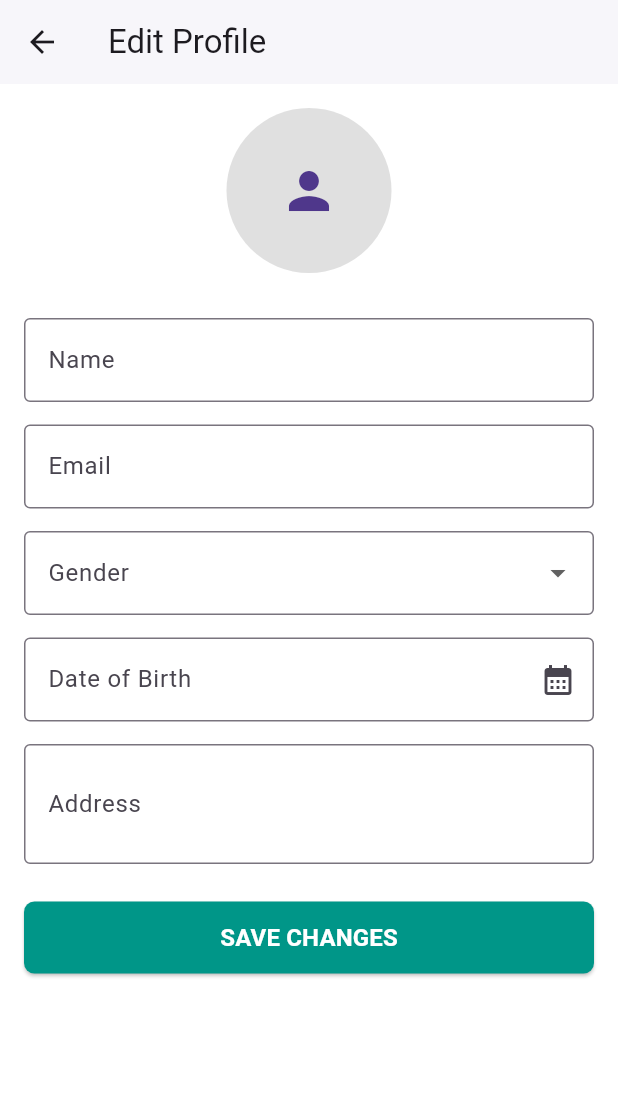
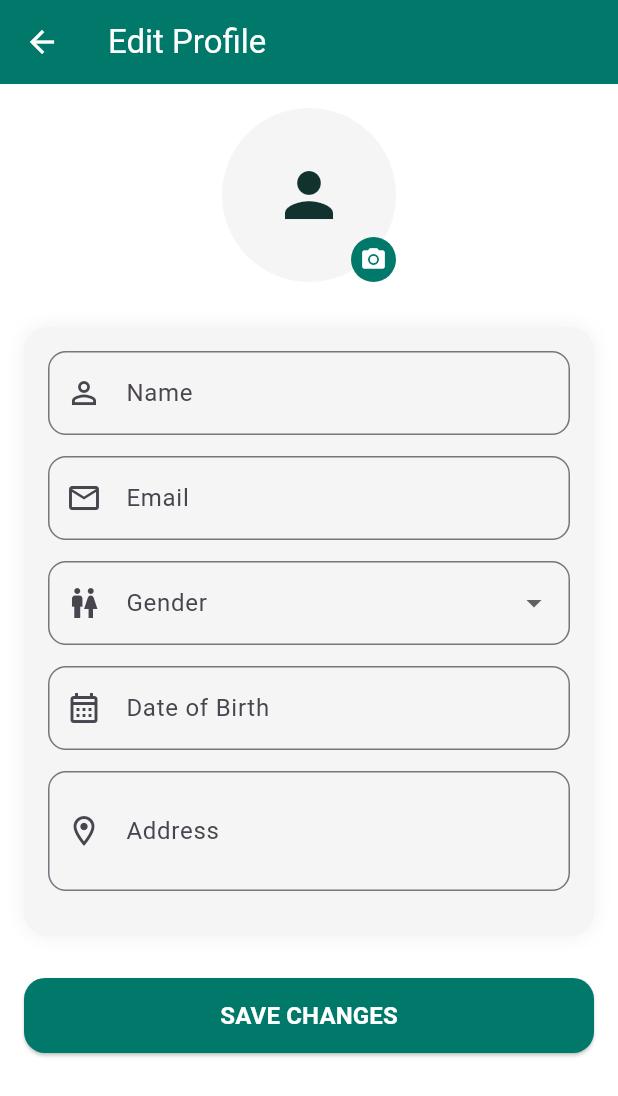
Before and after one commit to kaish02723/lifeline_healthcare_app, a Flutter app: the EditProfileScreen screen opened by its route, on a phone screen of 412 x 824 dp. Shown: the top 1096 px of the screen. Run offline on Flutter 3.47's test engine with Material 3 defaults, Android fonts, the phone set to English and light mode, and no system bars; our stand-ins replace cached_network_image, flutter_rating_bar, flutter_screenutil, google_fonts, image_picker, permission_handler and 4 more; missing offline and left inert: razorpay_flutter; accounts and stored records are empty; network calls fail.

Commit message:
update ui

```diff
--- a/lib/screens/user_profile/edit_profile_screen.dart
+++ b/lib/screens/user_profile/edit_profile_screen.dart
@@ -1,143 +1,181 @@
+import 'dart:io';
 import 'package:flutter/material.dart';
-import 'package:lifeline_healthcare_app/providers/user_detail/User_profile_provider.dart';
 import 'package:provider/provider.dart';
 
 import '../../config/color.dart';
+import '../../providers/user_detail/User_profile_provider.dart';
 
 class EditProfileScreen extends StatefulWidget {
   const EditProfileScreen({super.key});
 
   @override
-  _EditProfileScreenState createState() => _EditProfileScreenState();
+  State<EditProfileScreen> createState() => _EditProfileScreenState();
 }
 
 class _EditProfileScreenState extends State<EditProfileScreen> {
   @override
   Widget build(BuildContext context) {
-    var provider = Provider.of<UserProfileProvider>(context);
+    final provider = Provider.of<UserProfileProvider>(context);
+    final isDark = Theme.of(context).brightness == Brightness.dark;
+
     return Scaffold(
-      backgroundColor: Colors.white,
+      backgroundColor:
+      isDark ? AppColors.backgroundDark : AppColors.background,
+
       appBar: AppBar(
-        backgroundColor: Colors.white,
-        title: Text("Edit Profile"),
-        elevation: 1,
+        backgroundColor:
+        isDark ? AppColors.primaryDark : AppColors.primary,
+        foregroundColor: Colors.white,
+        title: const Text("Edit Profile"),
+        elevation: 0,
       ),
 
       body: SingleChildScrollView(
-        padding: EdgeInsets.all(16),
+        padding: const EdgeInsets.all(16),
+        child: Column(
+          children: [
 
-        child: Column(
-          crossAxisAlignment: CrossAxisAlignment.start,
+            /// 🔹 PROFILE IMAGE
+            GestureDetector(
+              onTap: provider.pickImage,
+              child: Stack(
+                alignment: Alignment.bottomRight,
                 children: [
-            // ------------------ PROFILE IMAGE ------------------
-            Center(
-              child: GestureDetector(
-                onTap: (){
-                  provider.pickImage();
-                },
-                child:CircleAvatar(
-                  radius: 55,
-                  backgroundColor: Colors.grey.shade300,
+                  CircleAvatar(
+                    radius: 58,
+                    backgroundColor:
+                    isDark ? AppColors.cardDark : AppColors.card,
                     backgroundImage:
                     provider.imageFile != null
                         ? FileImage(provider.imageFile!)
                         : (provider.user?.picture != null &&
                         provider.user!.picture!.isNotEmpty)
                         ? NetworkImage(provider.user!.picture!)
+                    as ImageProvider
                         : null,
-                  child: (provider.user?.picture == null || provider.user!.picture!.isEmpty)
-                      ? const Icon(Icons.person, size: 40)
+                    child: provider.imageFile == null &&
+                        (provider.user?.picture == null ||
+                            provider.user!.picture!.isEmpty)
+                        ? Icon(
+                      Icons.person,
+                      size: 48,
+                      color: isDark
+                          ? AppColors.iconDark
+                          : AppColors.icon,
+                    )
                         : null,
                   ),
-
+                  Container(
+                    padding: const EdgeInsets.all(6),
+                    decoration: const BoxDecoration(
+                      color: AppColors.primary,
+                      shape: BoxShape.circle,
+                    ),
+                    child: const Icon(
+                      Icons.camera_alt,
+                      size: 18,
+                      color: Colors.white,
+                    ),
+                  ),
+                ],
               ),
             ),
 
-            SizedBox(height: 30),
+            const SizedBox(height: 30),
 
+            /// 🔹 FORM CARD
+            Container(
+              padding: const EdgeInsets.all(16),
+              decoration: BoxDecoration(
+                color: isDark ? AppColors.cardDark : AppColors.card,
+                borderRadius: BorderRadius.circular(16),
+                boxShadow: [
+                  BoxShadow(
+                    blurRadius: 10,
+                    color: Colors.black.withOpacity(0.06),
+                  ),
+                ],
+              ),
+              child: Column(
+                children: [
 
-            // ------------------ NAME ------------------
-            TextField(
+                  _inputField(
                     controller: provider.nameController,
-              decoration: InputDecoration(
-                labelText: "Name",
-                border: OutlineInputBorder(),
-              ),
+                    label: "Name",
+                    icon: Icons.person_outline,
                   ),
 
-            SizedBox(height: 15),
-
-            // ------------------ EMAIL ------------------
-            TextField(
+                  _inputField(
                     controller: provider.emailController,
-              decoration: InputDecoration(
-                labelText: "Email",
-                border: OutlineInputBorder(),
-              ),
+                    label: "Email",
+                    icon: Icons.email_outlined,
                   ),
 
-            SizedBox(height: 15),
-
-            // ------------------ GENDER ------------------
                   DropdownButtonFormField<String>(
                     value: provider.updateGender,
                     decoration: InputDecoration(
                       labelText: "Gender",
-                border: OutlineInputBorder(),
+                      prefixIcon: const Icon(Icons.wc_outlined),
+                      border: OutlineInputBorder(
+                        borderRadius: BorderRadius.circular(12),
                       ),
-              items:
-              ["Male", "Female", "Other"]
-                  .map((g) => DropdownMenuItem(child: Text(g), value: g))
+                    ),
+                    items: ["Male", "Female", "Other"]
+                        .map(
+                          (g) => DropdownMenuItem(
+                        value: g,
+                        child: Text(g),
+                      ),
+                    )
                         .toList(),
                     onChanged: (value) {
-                setState(() {
                       provider.updateGender = value;
-                });
                     },
                   ),
 
-            SizedBox(height: 15),
+                  const SizedBox(height: 14),
 
-            // ------------------ DOB ------------------
                   TextField(
                     controller: provider.dobController,
                     readOnly: true,
                     decoration: InputDecoration(
                       labelText: "Date of Birth",
-                border: OutlineInputBorder(),
-                suffixIcon: Icon(Icons.calendar_month),
+                      prefixIcon:
+                      const Icon(Icons.calendar_month_outlined),
+                      border: OutlineInputBorder(
+                        borderRadius: BorderRadius.circular(12),
                       ),
-              onTap: () {
-                provider.selectDate(context);
-              },
+                    ),
+                    onTap: () => provider.selectDate(context),
                   ),
 
-            SizedBox(height: 15),
+                  const SizedBox(height: 14),
 
-            // ------------------ ADDRESS ------------------
-            TextField(
+                  _inputField(
                     controller: provider.addressController,
+                    label: "Address",
+                    icon: Icons.location_on_outlined,
                     maxLines: 2,
-              decoration: InputDecoration(
-                labelText: "Address",
-                border: OutlineInputBorder(),
+                  ),
+                ],
               ),
             ),
 
-            SizedBox(height: 25),
+            const SizedBox(height: 28),
 
+            /// 🔹 SAVE BUTTON
             SizedBox(
               width: double.infinity,
-              child:ElevatedButton(
+              child: ElevatedButton(
                 style: ElevatedButton.styleFrom(
-                  backgroundColor: Colors.teal,
+                  backgroundColor:
+                  isDark ? AppColors.primaryDark : AppColors.primary,
                   foregroundColor: Colors.white,
+                  minimumSize: const Size(double.infinity, 50),
                   shape: RoundedRectangleBorder(
-                    borderRadius: BorderRadius.circular(7),
+                    borderRadius: BorderRadius.circular(14),
                   ),
-                  minimumSize: const Size(double.infinity, 48),
                 ),
-
                 onPressed: provider.isLoading
                     ? null
                     : () async {
@@ -150,11 +188,11 @@ class _EditProfileScreenState extends State<EditProfileScreen> {
 
                   ScaffoldMessenger.of(context).showSnackBar(
                     const SnackBar(
-                      content: Text("Profile updated successfully"),
+                      content:
+                      Text("Profile updated successfully"),
                     ),
                   );
                 },
-
                 child: provider.isLoading
                     ? const SizedBox(
                   height: 22,
@@ -166,7 +204,10 @@ class _EditProfileScreenState extends State<EditProfileScreen> {
                 )
                     : const Text(
                   "SAVE CHANGES",
-                  style: TextStyle(fontSize: 16, fontWeight: FontWeight.w600),
+                  style: TextStyle(
+                    fontSize: 16,
+                    fontWeight: FontWeight.w600,
+                  ),
                 ),
               ),
             ),
@@ -175,123 +216,27 @@ class _EditProfileScreenState extends State<EditProfileScreen> {
       ),
     );
   }
-}
 
-Widget _profileImageSection(bool isDark) {
-  return Consumer<UserProfileProvider>(
-    builder: (BuildContext context, value, Widget? child) {
-      return Center(
-        child: GestureDetector(
-          onTap: value.pickImage,
-          child: Stack(
-            alignment: Alignment.bottomRight,
-            children: [
-              CircleAvatar(
-                radius: 60,
-                backgroundColor: isDark ? AppColors.cardDark : AppColors.card,
-                backgroundImage:
-                value.imageFile != null ? FileImage(value.imageFile!) : null,
-                child:
-                value.imageFile == null
-                    ? Icon(
-                  Icons.person,
-                  size: 60,
-                  color: isDark ? AppColors.iconDark : AppColors.icon,
-                )
-                    : null,
-              ),
-              Container(
-                padding: const EdgeInsets.all(6),
-                decoration: BoxDecoration(
-                  color: AppColors.primary,
-                  shape: BoxShape.circle,
-                ),
-                child: const Icon(
-                  Icons.camera_alt,
-                  size: 18,
-                  color: Colors.white,
-                ),
-              ),
-            ],
-          ),
-        ),
-      );
-    },
-  );
-}
-
-Widget _formCard(BuildContext context, {required List<Widget> children}) {
-  final isDark = Theme.of(context).brightness == Brightness.dark;
-
-  return Container(
-    padding: const EdgeInsets.all(16),
-    decoration: BoxDecoration(
-      color: isDark ? AppColors.cardDark : AppColors.card,
-      borderRadius: BorderRadius.circular(16),
-      boxShadow: [
-        BoxShadow(blurRadius: 10, color: Colors.black.withOpacity(0.06)),
-      ],
-    ),
-    child: Column(
-      children:
-      children
-          .map(
-            (e) => Padding(
-          padding: const EdgeInsets.only(bottom: 14),
-          child: e,
-        ),
-      )
-          .toList(),
-    ),
-  );
-}
-
+  /// 🔹 INPUT FIELD WIDGET
   Widget _inputField({
     required TextEditingController controller,
     required String label,
     required IconData icon,
     int maxLines = 1,
   }) {
-  return TextField(
+    return Padding(
+      padding: const EdgeInsets.only(bottom: 14),
+      child: TextField(
         controller: controller,
         maxLines: maxLines,
         decoration: InputDecoration(
           labelText: label,
           prefixIcon: Icon(icon),
-      border: OutlineInputBorder(borderRadius: BorderRadius.circular(12)),
+          border: OutlineInputBorder(
+            borderRadius: BorderRadius.circular(12),
+          ),
+        ),
       ),
     );
   }
-
-Widget _genderDropdown(UserProfileProvider provider) {
-  return DropdownButtonFormField<String>(
-    value: provider.updateGender,
-    decoration: InputDecoration(
-      labelText: "Gender",
-      prefixIcon: const Icon(Icons.wc_outlined),
-      border: OutlineInputBorder(borderRadius: BorderRadius.circular(12)),
-    ),
-    items:
-    [
-      "Male",
-      "Female",
-      "Other",
-    ].map((g) => DropdownMenuItem(value: g, child: Text(g))).toList(),
-    onChanged: (value) {
-      provider.updateGenderValue(value!);
-    },
-  );
 }
-
-Widget _dobField(UserProfileProvider provider,BuildContext context) {
-  return TextField(
-    controller: provider.dobController,
-    readOnly: true,
-    decoration: InputDecoration(
-      labelText: "Date of Birth",
-      prefixIcon: const Icon(Icons.calendar_month_outlined),
-      border: OutlineInputBorder(borderRadius: BorderRadius.circular(12)),
-    ),
-    onTap: () => provider.selectDate(context),
-  );
-}
```
Lines whose indentation alone changed are shown as unchanged.
